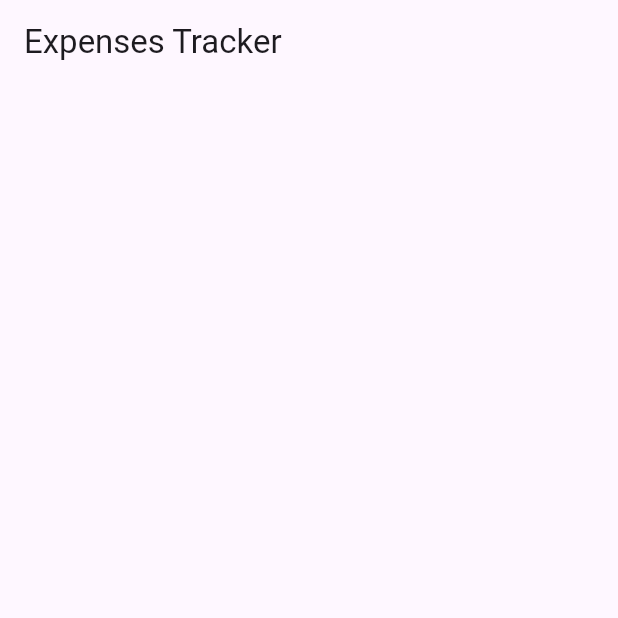
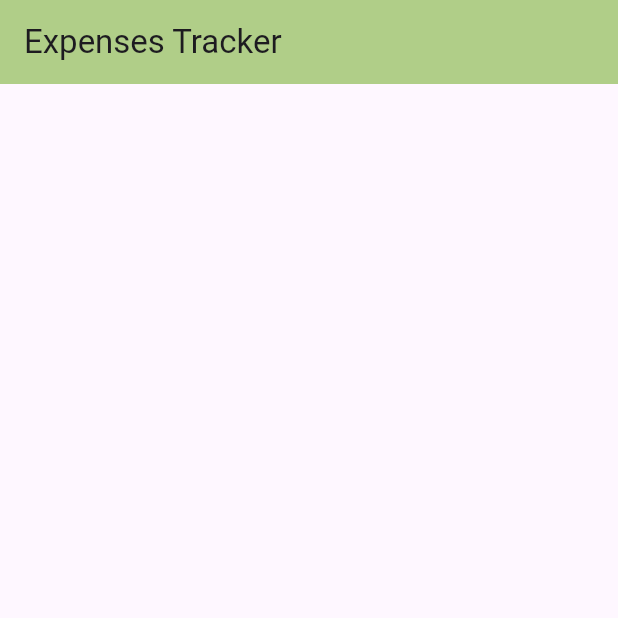
Before and after one commit to RonydaEssam/expense_tracker, a Flutter app: the screen it shows after launch, on a phone screen of 412 x 824 dp, the top half of it. Run offline on Flutter 3.47's test engine with Material 3 defaults, Android fonts, the phone set to English and light mode, and no system bars.

```diff
--- a/lib/expenses.dart
+++ b/lib/expenses.dart
@@ -17,6 +17,7 @@ class _ExpensesState extends State<Expenses> {
         children: [
           AppBar(
             title: const Text('Expenses Tracker'),
+            backgroundColor: Color.fromRGBO(176, 206, 136, 100),
           ),
         ],
       ),
--- a/lib/main.dart
+++ b/lib/main.dart
@@ -12,7 +12,6 @@ class MyApp extends StatelessWidget {
   Widget build(BuildContext context) {
     return MaterialApp(
       debugShowCheckedModeBanner: false,
-      title: 'Tracking Expenses',
       home: Expenses(),
     );
   }
--- a/pubspec.yaml
+++ b/pubspec.yaml
@@ -34,6 +34,7 @@ dependencies:
   # The following adds the Cupertino Icons font to your application.
   # Use with the CupertinoIcons class for iOS style icons.
   cupertino_icons: ^1.0.8
+  uuid: ^4.5.1
 
 dev_dependencies:
   flutter_test:
```
Also changed, not shown: lib/models/expense.dart (added, +20 -0 lines), color_palette.png (added), pubspec.lock.
